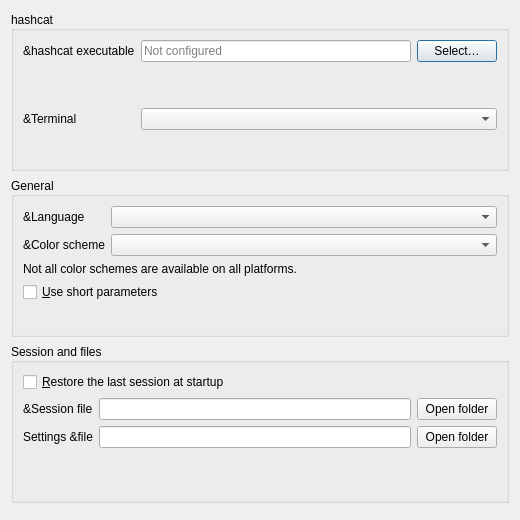
Qt form src/settingsdialog.ui (rgroesslinger/hashcat-gui) before a commit.
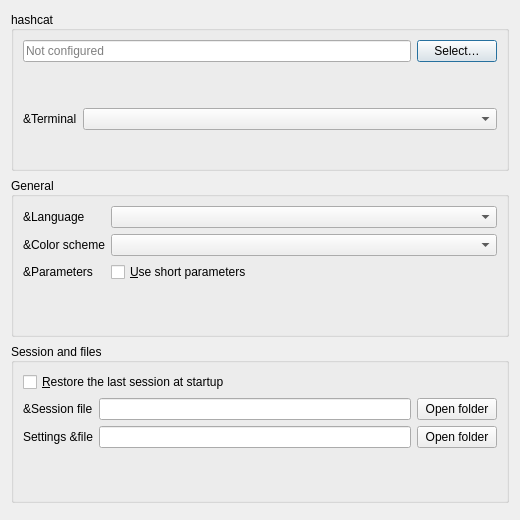
The same form after that commit.

Commit message: Polish the settings dialog layout

What changed in the file:
```diff
--- a/src/settingsdialog.ui
+++ b/src/settingsdialog.ui
@@ -26,14 +26,7 @@
       <set>Qt::AlignmentFlag::AlignLeft|Qt::AlignmentFlag::AlignVCenter</set>
      </property>
      <layout class="QFormLayout" name="formLayout_hashcat">
-      <item row="0" column="0">
-       <widget class="QLabel" name="label_hc_path">
-        <property name="text">
-         <string>&amp;hashcat executable</string>
-        </property>
-       </widget>
-      </item>
-      <item row="0" column="1">
+      <item row="0" column="0" colspan="2">
        <layout class="QHBoxLayout" name="horizontalLayout_hc_path">
         <item>
          <widget class="QLineEdit" name="lineEdit_hc_path">
@@ -153,17 +146,14 @@
         </property>
        </widget>
       </item>
-      <item row="2" column="0" colspan="2">
-       <widget class="QLabel" name="label_color_scheme_note">
+      <item row="2" column="0">
+       <widget class="QLabel" name="label_parameters">
         <property name="text">
-         <string>Not all color schemes are available on all platforms.</string>
-        </property>
-        <property name="wordWrap">
-         <bool>true</bool>
+         <string>&amp;Parameters</string>
         </property>
        </widget>
       </item>
-      <item row="3" column="0" colspan="2">
+      <item row="2" column="1">
        <widget class="QCheckBox" name="checkBox_use_short_parameters">
         <property name="text">
          <string>&amp;Use short parameters</string>
```
Left out of the diff: 3 changed lines with no effect on the pictures. The commit also changes 4 other files.
